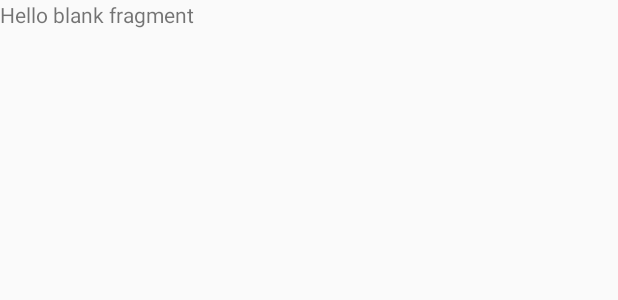
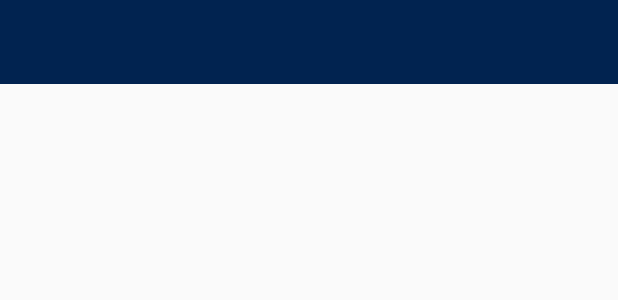
Before and after one commit to arshadaiyoob/UTCE-V1, an Android app: the layout fragment_team.xml on its own in the app's theme, with its tools: preview values and no code run, on a phone screen of 412 x 824 dp. Shown: the top 300 px of the screen. Run offline under Robolectric (Android 15) with nearby library versions, the phone set to English and light mode, and no system bars.

Commit message:
Update Firebase Remote Config and added Team Fragment

```diff
--- a/app/src/main/res/layout/fragment_live_score.xml
+++ b/app/src/main/res/layout/fragment_live_score.xml
@@ -78,8 +78,8 @@
 
                     <ImageView
                         android:id="@+id/textView12"
-                        android:layout_width="32dp"
-                        android:layout_height="32dp"
+                        android:layout_width="20dp"
+                        android:layout_height="20dp"
                         android:layout_marginStart="8dp"
                         android:layout_marginLeft="8dp"
 
--- a/app/src/main/res/layout/fragment_team.xml
+++ b/app/src/main/res/layout/fragment_team.xml
@@ -4,11 +4,27 @@
     android:layout_width="match_parent"
     android:layout_height="match_parent"
     tools:context=".team">
-
-    <!-- TODO: Update blank fragment layout -->
-    <TextView
+    <LinearLayout
         android:layout_width="match_parent"
         android:layout_height="match_parent"
-        android:text="@string/hello_blank_fragment" />
+        android:orientation="vertical">
 
+        <android.support.design.widget.TabLayout
+            android:layout_width="match_parent"
+            android:layout_height="wrap_content"
+            android:id="@+id/tablayout"
+            android:background="@color/colorPrimary"
+            android:minHeight="?attr/actionBarSize"
+            android:theme="@style/ThemeOverlay.AppCompat.Dark.ActionBar">
+
+        </android.support.design.widget.TabLayout>
+
+        <android.support.v4.view.ViewPager
+            android:layout_width="match_parent"
+            android:layout_height="fill_parent"
+            android:id="@+id/pager">
+
+        </android.support.v4.view.ViewPager>
+
+    </LinearLayout>
 </FrameLayout>
```
